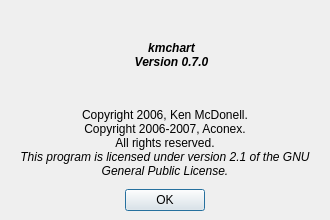
Qt form src/chart/aboutdialog.ui (performancecopilot/pcp) before a commit.
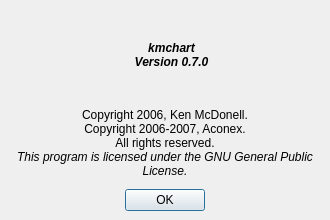
The same form after that commit. Icons and pictures are not drawn.

What changed in the file:
```diff
--- a/src/chart/aboutdialog.ui
+++ b/src/chart/aboutdialog.ui
@@ -125,7 +125,7 @@
         <string>Copyright 2006, Ken McDonell.&lt;br>
 Copyright 2006-2007, Aconex.&lt;br>
 All rights reserved.&lt;br>
-&lt;i>This program is licensed under version 2.1 of the GNU General Public License.&lt;/i></string>
+&lt;i>This program is licensed under the GNU General Public License.&lt;/i></string>
        </property>
        <property name="alignment" >
         <set>Qt::AlignCenter</set>
```
